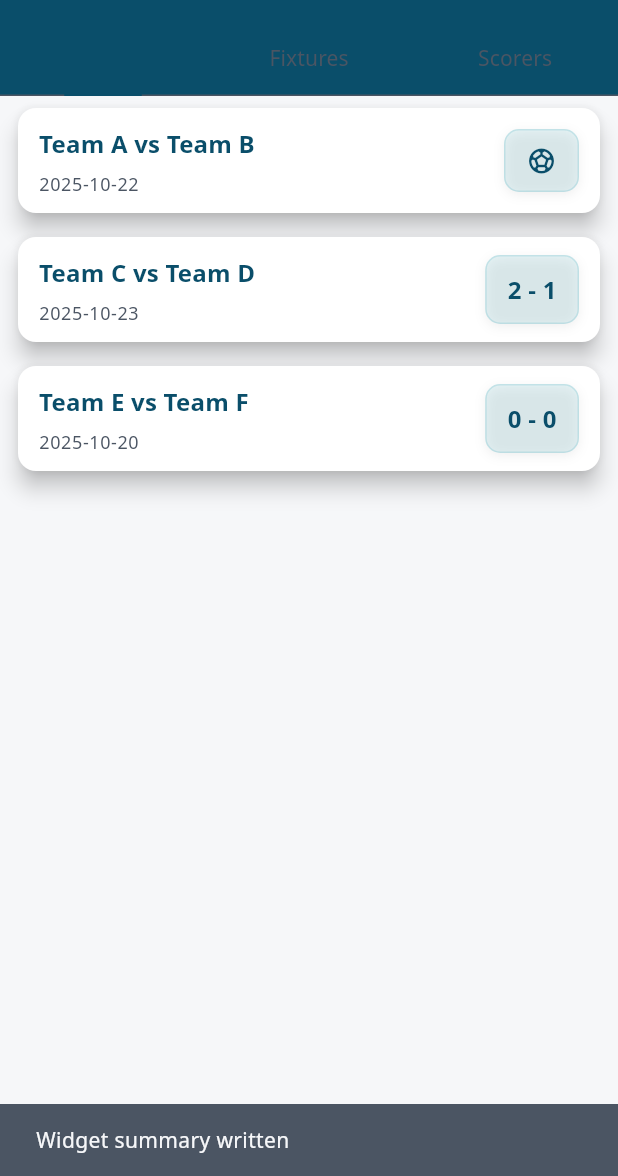
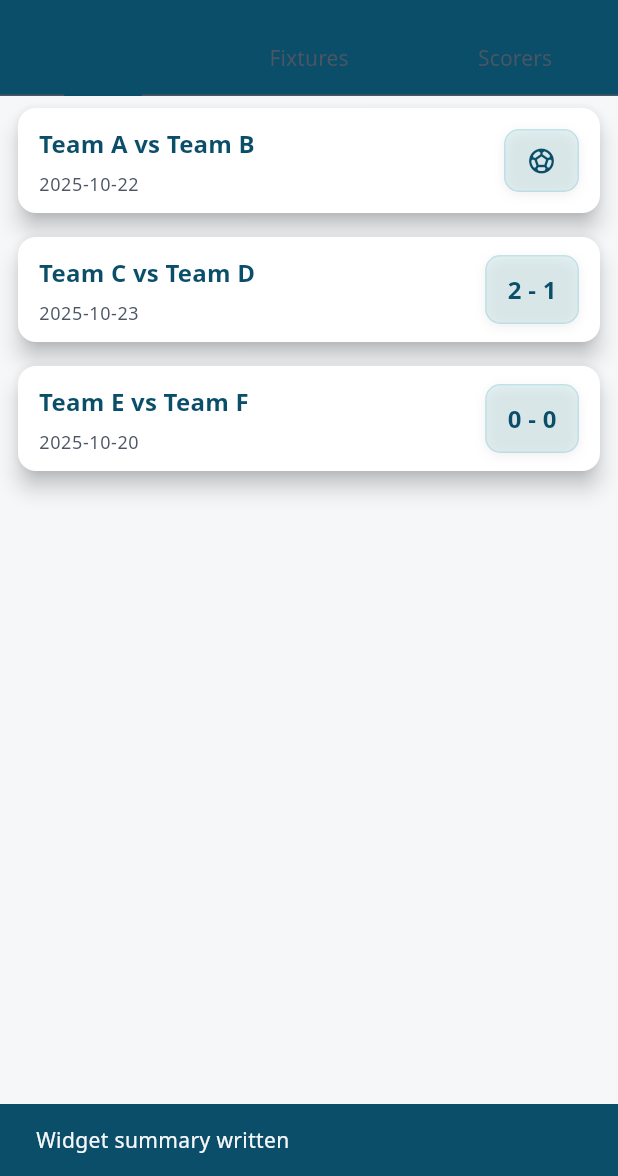
Before and after one commit to waichuuunxox-main/mixer_app, a Flutter app: the screen it shows after launch, after a tap on the "sync" icon, on a phone screen of 412 x 824 dp, the part 60-1236 px from its top. Run offline on Flutter 3.47's test engine with Material 3 defaults, Android fonts, the phone set to English and light mode, and no system bars; our stand-ins replace hive_flutter, shared_preferences; accounts and stored records are empty.

Commit message:
docs: update PR draft with UI changes; tweak HomePage actions

```diff
--- a/lib/pages/home_page.dart
+++ b/lib/pages/home_page.dart
@@ -89,6 +89,7 @@ class _HomePageState extends State<HomePage> with SingleTickerProviderStateMixin
         actions: [
           IconButton(
             icon: const Icon(Icons.sync),
+            tooltip: 'Sync widget',
             onPressed: () async {
               // Ensure context is captured before any await to avoid using BuildContext across async gaps
               if (!mounted) return;
@@ -106,9 +107,9 @@ class _HomePageState extends State<HomePage> with SingleTickerProviderStateMixin
 
               try {
                 await WidgetSync.writeSummary(summary);
-                messenger.showSnackBar(const SnackBar(content: Text('Widget summary written')));
+                messenger.showSnackBar(SnackBar(content: const Text('Widget summary written'), backgroundColor: Theme.of(context).colorScheme.primary));
               } catch (e) {
-                messenger.showSnackBar(SnackBar(content: Text('Failed to write widget summary: $e')));
+                messenger.showSnackBar(SnackBar(content: Text('Failed to write widget summary: $e'), backgroundColor: Colors.red.shade700));
               }
             },
           ),
```
Also changed, not shown: 1 other file. Lines whose indentation alone changed are shown as unchanged.
